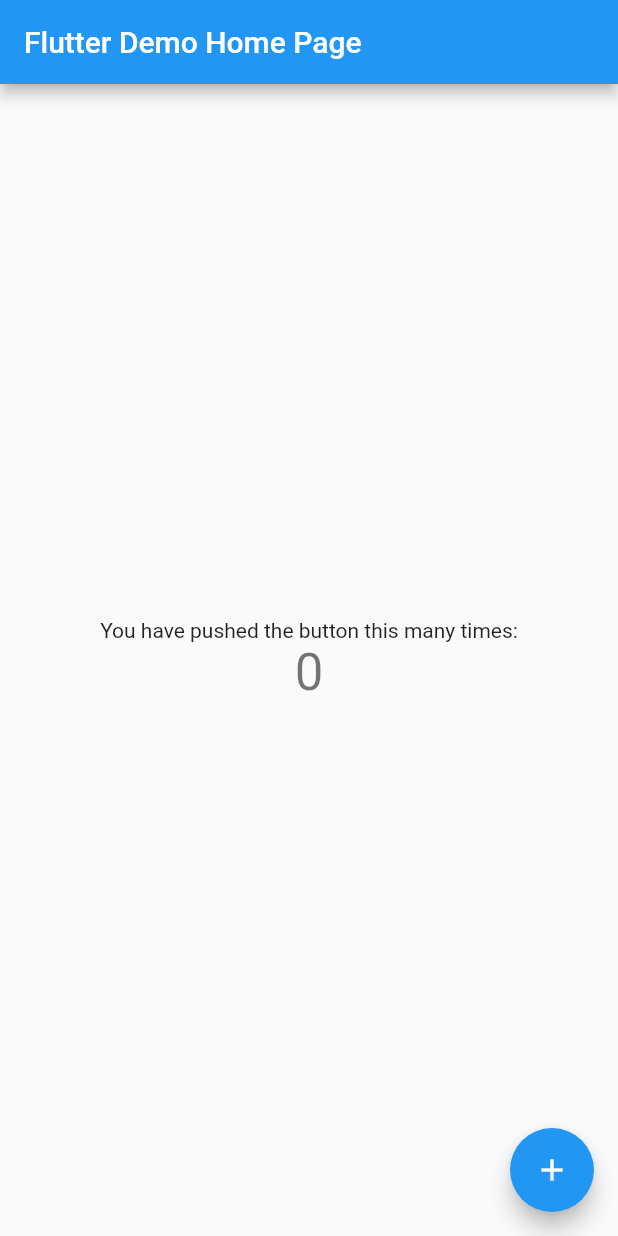
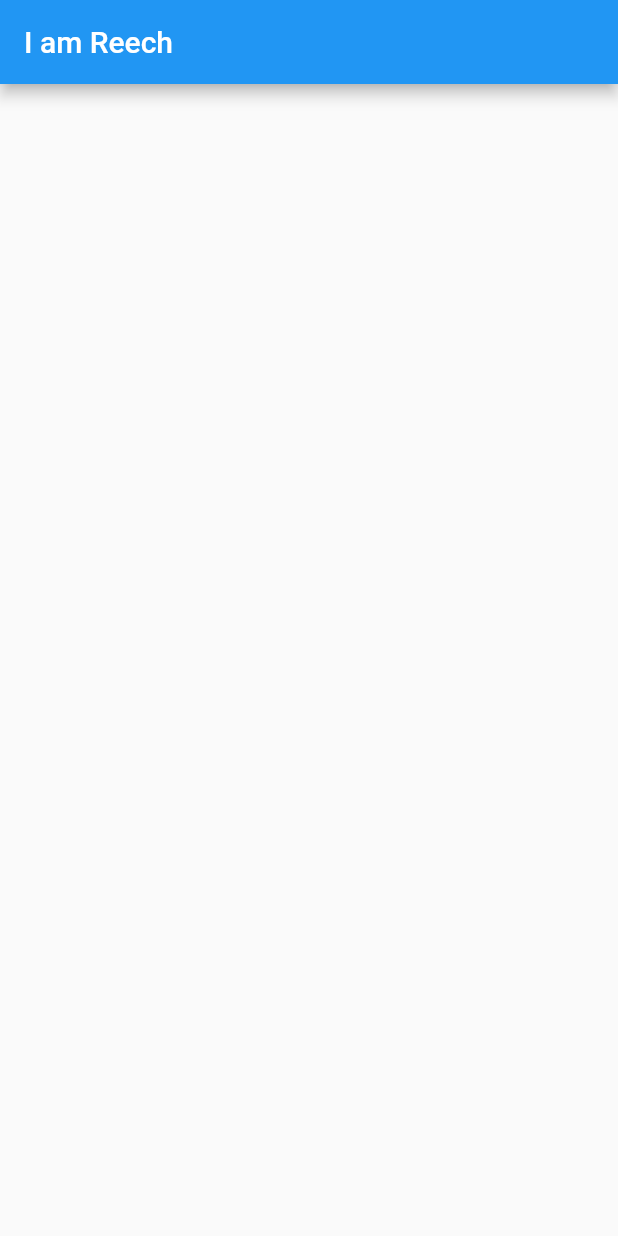
Before and after one commit to Shayan-Sen/Flutter, a Flutter app: the screen it shows after launch, on a phone screen of 412 x 824 dp. Run offline on Flutter 3.47's test engine with Material 2 defaults, Android fonts, the light colour scheme and no system bars.

Commit message:
Commiting in the night :3

```diff
--- a/billingsoftware/lib/main.dart
+++ b/billingsoftware/lib/main.dart
@@ -1,115 +1,13 @@
 import 'package:flutter/material.dart';
 
 void main() {
-  runApp(const MyApp());
-}
-
-class MyApp extends StatelessWidget {
-  const MyApp({super.key});
-
-  // This widget is the root of your application.
-  @override
-  Widget build(BuildContext context) {
-    return MaterialApp(
-      title: 'Flutter Demo',
-      theme: ThemeData(
-        // This is the theme of your application.
-        //
-        // Try running your application with "flutter run". You'll see the
-        // application has a blue toolbar. Then, without quitting the app, try
-        // changing the primarySwatch below to Colors.green and then invoke
-        // "hot reload" (press "r" in the console where you ran "flutter run",
-        // or simply save your changes to "hot reload" in a Flutter IDE).
-        // Notice that the counter didn't reset back to zero; the application
-        // is not restarted.
-        primarySwatch: Colors.blue,
-      ),
-      home: const MyHomePage(title: 'Flutter Demo Home Page'),
-    );
-  }
-}
-
-class MyHomePage extends StatefulWidget {
-  const MyHomePage({super.key, required this.title});
-
-  // This widget is the home page of your application. It is stateful, meaning
-  // that it has a State object (defined below) that contains fields that affect
-  // how it looks.
-
-  // This class is the configuration for the state. It holds the values (in this
-  // case the title) provided by the parent (in this case the App widget) and
-  // used by the build method of the State. Fields in a Widget subclass are
-  // always marked "final".
-
-  final String title;
-
-  @override
-  State<MyHomePage> createState() => _MyHomePageState();
-}
-
-class _MyHomePageState extends State<MyHomePage> {
-  int _counter = 0;
-
-  void _incrementCounter() {
-    setState(() {
-      // This call to setState tells the Flutter framework that something has
-      // changed in this State, which causes it to rerun the build method below
-      // so that the display can reflect the updated values. If we changed
-      // _counter without calling setState(), then the build method would not be
-      // called again, and so nothing would appear to happen.
-      _counter++;
-    });
-  }
-
-  @override
-  Widget build(BuildContext context) {
-    // This method is rerun every time setState is called, for instance as done
-    // by the _incrementCounter method above.
-    //
-    // The Flutter framework has been optimized to make rerunning build methods
-    // fast, so that you can just rebuild anything that needs updating rather
-    // than having to individually change instances of widgets.
-    return Scaffold(
-      appBar: AppBar(
-        // Here we take the value from the MyHomePage object that was created by
-        // the App.build method, and use it to set our appbar title.
-        title: Text(widget.title),
-      ),
-      body: Center(
-        // Center is a layout widget. It takes a single child and positions it
-        // in the middle of the parent.
-        child: Column(
-          // Column is also a layout widget. It takes a list of children and
-          // arranges them vertically. By default, it sizes itself to fit its
-          // children horizontally, and tries to be as tall as its parent.
-          //
-          // Invoke "debug painting" (press "p" in the console, choose the
-          // "Toggle Debug Paint" action from the Flutter Inspector in Android
-          // Studio, or the "Toggle Debug Paint" command in Visual Studio Code)
-          // to see the wireframe for each widget.
-          //
-          // Column has various properties to control how it sizes itself and
-          // how it positions its children. Here we use mainAxisAlignment to
-          // center the children vertically; the main axis here is the vertical
-          // axis because Columns are vertical (the cross axis would be
-          // horizontal).
-          mainAxisAlignment: MainAxisAlignment.center,
-          children: <Widget>[
-            const Text(
-              'You have pushed the button this many times:',
-            ),
-            Text(
-              '$_counter',
-              style: Theme.of(context).textTheme.headlineMedium,
-            ),
-          ],
+  runApp(
+    MaterialApp(
+      home: Scaffold(
+        appBar: AppBar(
+          title: Text('I am Reech'),
         ),
       ),
-      floatingActionButton: FloatingActionButton(
-        onPressed: _incrementCounter,
-        tooltip: 'Increment',
-        child: const Icon(Icons.add),
-      ), // This trailing comma makes auto-formatting nicer for build methods.
-    );
-  }
+    )
+  );
 }
```
